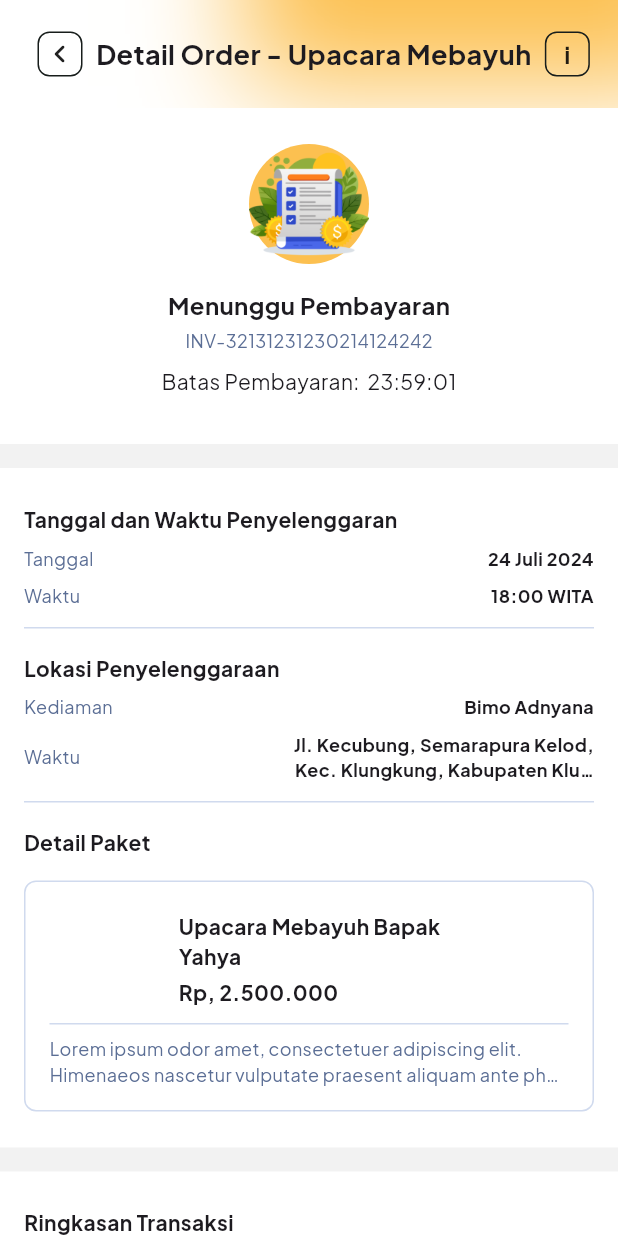
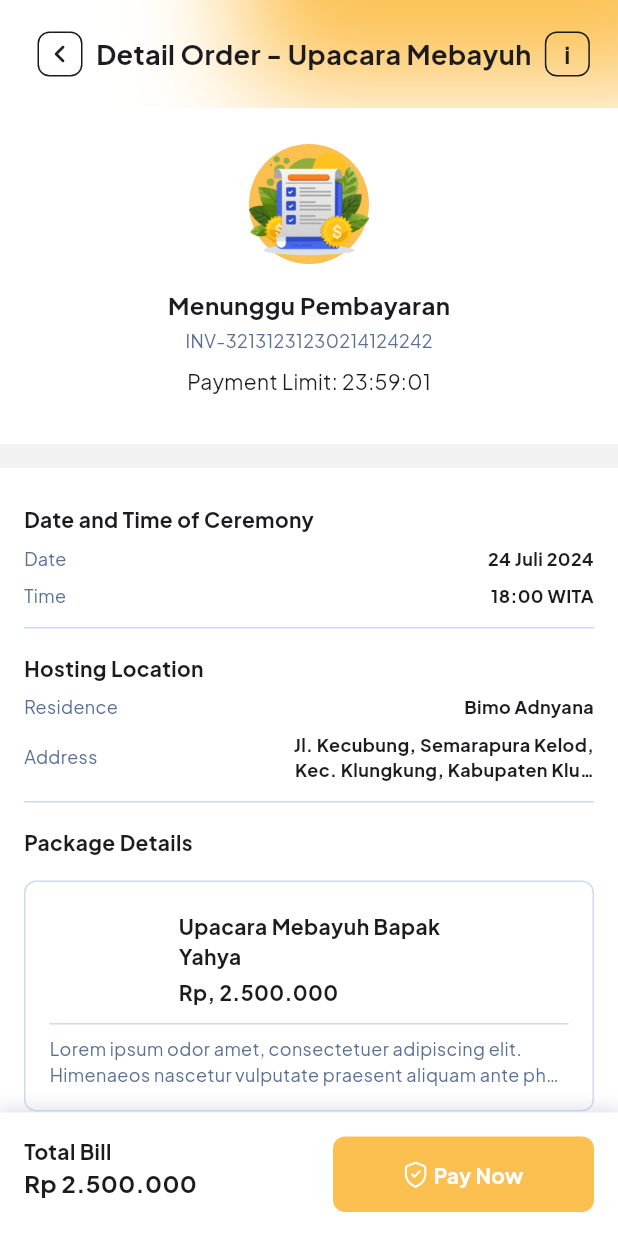
Before and after one commit to griyagedemundeh/mobile_griya_gede_mundeh, a Flutter app: the DetailTransactionScreen screen opened by its route, on a phone screen of 412 x 824 dp. Run offline on Flutter 3.47's test engine with Material 3 defaults, Android fonts, the phone set to English and light mode, and no system bars; drawn by our look-alikes of cached_network_image; our stand-ins replace carousel_slider, flutter_hooks, flutter_svg, google_fonts, hooks_riverpod, shimmer and 1 more; generated files the repository leaves out were written again; network calls fail.

Commit message:
feat(TGG-126): implement ui detail order

```diff
--- a/lib/core/constant/images.dart
+++ b/lib/core/constant/images.dart
@@ -23,4 +23,5 @@ abstract class AppImages {
   static const String icProfile = "assets/ic_profile.svg";
   static const String icLocation = "assets/ic_location.svg";
   static const String icAttachment = "assets/ic_attachment.svg";
+  static const String icProtected = "assets/ic_protected.svg";
 }
--- a/lib/core/router/routers.dart
+++ b/lib/core/router/routers.dart
@@ -21,6 +21,7 @@ abstract class Routes {
   static const String otherCeremony = "/other-ceremony";
   static const String consultationCeremony = "/consultation-ceremony";
   static const String detailTransaction = "/detail-transaction";
+  static const String transactions = "/transactions";
 }
 
 abstract class AppRouter {
--- a/lib/core/widget/button/primary_button.dart
+++ b/lib/core/widget/button/primary_button.dart
@@ -12,6 +12,7 @@ class PrimaryButton extends StatelessWidget {
     this.isMedium,
     this.isLoading,
     this.isFullRounded,
+    this.icon,
   });
 
   final String label;
@@ -20,6 +21,7 @@ class PrimaryButton extends StatelessWidget {
   final bool? isMedium;
   final bool? isLoading;
   final bool? isFullRounded;
+  final Widget? icon;
 
   @override
   Widget build(BuildContext context) {
@@ -32,6 +34,7 @@ class PrimaryButton extends StatelessWidget {
           onTap: onTap,
           label: label,
           isFullRounded: isFullRounded,
+          icon: icon,
         ),
       );
     } else {
@@ -42,6 +45,7 @@ class PrimaryButton extends StatelessWidget {
         onTap: onTap,
         label: label,
         isFullRounded: isFullRounded,
+        icon: icon,
       );
     }
   }
@@ -56,6 +60,7 @@ class BaseButton extends StatelessWidget {
     required this.onTap,
     required this.label,
     required this.isFullRounded,
+    this.icon,
   });
 
   final bool? isMedium;
@@ -64,6 +69,7 @@ class BaseButton extends StatelessWidget {
   final VoidCallback onTap;
   final String label;
   final bool? isFullRounded;
+  final Widget? icon;
 
   @override
   Widget build(BuildContext context) {
@@ -98,7 +104,15 @@ class BaseButton extends StatelessWidget {
                 : AppColors.primary1,
         child: Row(
           mainAxisAlignment: MainAxisAlignment.center,
+          crossAxisAlignment: CrossAxisAlignment.center,
           children: [
+            Visibility(
+              visible: icon != null,
+              child: Padding(
+                padding: const EdgeInsets.only(right: AppDimens.paddingMicro),
+                child: icon,
+              ),
+            ),
             Text(
               label,
               style: TextStyle(
--- a/lib/languages/l10n/app_en.arb
+++ b/lib/languages/l10n/app_en.arb
@@ -73,5 +73,39 @@
     "selectPackage": "Select Package",
     "typeMessage": "Type message..",
     "cancel": "Cancel",
-    "otherCeremony": "Other Ceremony"
+    "otherCeremony": "Other Ceremony",
+    "detailOrder": "Detail Order - {ceremony}",
+    "@detailOrder": {
+        "description": "Order Details",
+        "placeholders": {
+            "ceremony": {
+                "type": "String",
+                "example": "Melaspas"
+            }
+        }
+    },
+    "dateAndTimeCeremony": "Date and Time of Ceremony",
+    "date": "Date",
+    "time": "Time",
+    "locationCeremony": "Hosting Location",
+    "residence": "Residence",
+    "address": "Address",
+    "transactionSummary": "Transaction Summary",
+    "totalPrice": "Total Price",
+    "packageDetail": "Package Details",
+    "paymentLimit": "Payment Limit: {time}",
+    "@paymentLimit": {
+        "description": "Payout limit countdown",
+        "placeholders": {
+            "time": {
+                "type": "String",
+                "example": "23:50:35"
+            }
+        }
+    },
+    "totalBill": "Total Bill",
+    "payNow": "Pay Now",
+    "transactionHistory": "Transaction History",
+    "searchTransaction": "Search for transactions",
+    "seeDetail": "See Details"
 }
--- a/lib/languages/l10n/app_id.arb
+++ b/lib/languages/l10n/app_id.arb
@@ -73,5 +73,39 @@
     "selectPackage": "Pilih Paket",
     "typeMessage": "Ketik pesan..",
     "cancel": "Batal",
-    "otherCeremony": "Upacara Lainnya"
+    "otherCeremony": "Upacara Lainnya",
+    "detailOrder": "Detail Order - {ceremony}",
+    "@detailOrder": {
+        "description": "Detail Order",
+        "placeholders": {
+            "ceremony": {
+                "type": "String",
+                "example": "Melaspas"
+            }
+        }
+    },
+    "dateAndTimeCeremony": "Tanggal dan Waktu Penyelenggaran",
+    "date": "Tanggal",
+    "time": "Waktu",
+    "locationCeremony": "Lokasi Penyelenggaraan",
+    "residence": "Kediaman",
+    "address": "Alamat",
+    "transactionSummary": "Ringkasan Transaksi",
+    "totalPrice": "Total Harga",
+    "packageDetail": "Detail Paket",
+    "paymentLimit": "Batas Pembayaran: {time}",
+    "@paymentLimit": {
+        "description": "Hitung mundur batas pembayaran",
+        "placeholders": {
+            "time": {
+                "type": "String",
+                "example": "23:50:35"
+            }
+        }
+    },
+    "totalBill": "Total Tagihan",
+    "payNow": "Bayar Sekarang",
+    "transactionHistory": "Riwayat Transaksi",
+    "searchTransaction": "Cari transaksi",
+    "seeDetail": "Lihat Detail"
 }
--- a/lib/presentation/transaction/screens/detail_transaction_screen.dart
+++ b/lib/presentation/transaction/screens/detail_transaction_screen.dart
@@ -1,11 +1,14 @@
 import 'package:cached_network_image/cached_network_image.dart';
 import 'package:flutter/material.dart';
+import 'package:flutter_svg/flutter_svg.dart';
 import 'package:mobile_griya_gede_mundeh/core/constant/colors.dart';
 import 'package:mobile_griya_gede_mundeh/core/constant/dimens.dart';
 import 'package:mobile_griya_gede_mundeh/core/constant/font_size.dart';
 import 'package:mobile_griya_gede_mundeh/core/constant/images.dart';
+import 'package:mobile_griya_gede_mundeh/core/widget/button/primary_button.dart';
 import 'package:mobile_griya_gede_mundeh/core/widget/top_bar/mesh_app_bar.dart';
 import 'package:shimmer/shimmer.dart';
+import 'package:flutter_gen/gen_l10n/app_localizations.dart';
 
 class TransactionItemData {
   final String label;
@@ -21,12 +24,62 @@ class DetailTransactionScreen extends StatelessWidget {
   Widget build(BuildContext context) {
     final width = MediaQuery.of(context).size.width;
     final height = MediaQuery.of(context).size.height;
+    final locales = AppLocalizations.of(context);
 
     return Scaffold(
+      bottomNavigationBar: Container(
+        height: height * 0.1,
+        padding: const EdgeInsets.all(AppDimens.paddingMedium),
+        decoration: BoxDecoration(
+          color: Colors.white,
+          boxShadow: [
+            BoxShadow(
+              blurRadius: 10,
+              color: AppColors.lightgray2.withOpacity(0.5),
+              spreadRadius: 2,
+            ),
+          ],
+        ),
+        child: Row(
+          children: [
+            Container(
+              padding: const EdgeInsets.only(right: AppDimens.paddingMedium),
+              width: width * 0.5,
+              child: Column(
+                crossAxisAlignment: CrossAxisAlignment.start,
+                children: [
+                  Text(
+                    locales?.totalBill ?? '',
+                    style: const TextStyle(
+                      fontWeight: FontWeight.bold,
+                    ),
+                  ),
+                  const Text(
+                    "Rp 2.500.000",
+                    maxLines: 2,
+                    style: TextStyle(
+                      fontWeight: FontWeight.bold,
+                      fontSize: AppFontSizes.bodyLarge,
+                    ),
+                  ),
+                ],
+              ),
+            ),
+            PrimaryButton(
+              label: locales?.payNow ?? '',
+              onTap: () {},
+              isMedium: true,
+              icon: SvgPicture.asset(
+                AppImages.icProtected,
+              ),
+            ),
+          ],
+        ),
+      ),
       body: Column(
         children: [
-          const MeshAppBar(
-            title: "Detail Order - Upacara Mebayuh",
+          MeshAppBar(
+            title: locales?.detailOrder("Upacara Mebayuh") ?? '',
           ),
           Expanded(
             child: SingleChildScrollView(
@@ -47,23 +100,25 @@ class DetailTransactionScreen extends StatelessWidget {
                     height: AppDimens.paddingMedium,
                   ),
                   TransactionSegmentedItem(
-                    title: "Tanggal dan Waktu Penyelenggaran",
+                    title: locales?.dateAndTimeCeremony ?? '',
                     transactionItemDatas: [
                       TransactionItemData(
-                          label: "Tanggal", data: "24 Juli 2024"),
-                      TransactionItemData(label: "Waktu", data: "18:00 WITA"),
+                          label: locales?.date ?? '', data: "24 Juli 2024"),
+                      TransactionItemData(
+                          label: locales?.time ?? '', data: "18:00 WITA"),
                     ],
                   ),
                   const SizedBox(
                     height: AppDimens.paddingMedium,
                   ),
                   TransactionSegmentedItem(
-                    title: "Lokasi Penyelenggaraan",
+                    title: locales?.locationCeremony ?? '',
                     transactionItemDatas: [
                       TransactionItemData(
-                          label: "Kediaman", data: "Bimo Adnyana"),
+                          label: locales?.residence ?? '',
+                          data: "Bimo Adnyana"),
                       TransactionItemData(
-                        label: "Waktu",
+                        label: locales?.address ?? '',
                         data:
                             "Jl. Kecubung, Semarapura Kelod, Kec. Klungkung, Kabupaten Klungkung, Bali 80716",
                       ),
@@ -90,10 +145,11 @@ class DetailTransactionScreen extends StatelessWidget {
                     height: AppDimens.paddingMedium,
                   ),
                   TransactionSegmentedItem(
-                    title: "Ringkasan Transaksi",
+                    title: locales?.transactionSummary ?? '',
                     transactionItemDatas: [
                       TransactionItemData(
-                          label: "Total Harga", data: "Rp 2.500.000"),
+                          label: locales?.totalPrice ?? '',
+                          data: "Rp 2.500.000"),
                       TransactionItemData(
                         label: "Biaya Operasional",
                         data: "Rp 160.000",
@@ -122,6 +178,7 @@ class TransactionDetailPackage extends StatelessWidget {
   Widget build(BuildContext context) {
     final width = MediaQuery.of(context).size.width;
     final height = MediaQuery.of(context).size.height;
+    final locales = AppLocalizations.of(context);
 
     return Container(
       width: width,
@@ -131,9 +188,9 @@ class TransactionDetailPackage extends StatelessWidget {
       child: Column(
         crossAxisAlignment: CrossAxisAlignment.start,
         children: [
-          const Text(
-            "Detail Paket",
-            style: TextStyle(
+          Text(
+            locales?.packageDetail ?? '',
+            style: const TextStyle(
               fontWeight: FontWeight.bold,
             ),
           ),
@@ -258,6 +315,7 @@ class TransactionStatus extends StatelessWidget {
   @override
   Widget build(BuildContext context) {
     final width = MediaQuery.of(context).size.width;
+    final locales = AppLocalizations.of(context);
 
     return Container(
       width: width,
@@ -301,8 +359,8 @@ class TransactionStatus extends StatelessWidget {
           const SizedBox(
             height: AppDimens.paddingSmall,
           ),
-          const Text(
-            "Batas Pembayaran:  23:59:01",
+          Text(
+            locales?.paymentLimit("23:59:01") ?? '',
           ),
         ],
       ),
--- /dev/null
+++ b/lib/presentation/transaction/screens/transactions_screen.dart
@@ -0,0 +1,14 @@
+import 'package:flutter/material.dart';
+
+class TransactionsScreen extends StatelessWidget {
+  const TransactionsScreen({super.key});
+
+  @override
+  Widget build(BuildContext context) {
+    return const Scaffold(
+      body: Center(
+        child: Text("TRANSACTIONS"),
+      ),
+    );
+  }
+}
```
Also changed, not shown: assets/ic_protected.svg (added).
